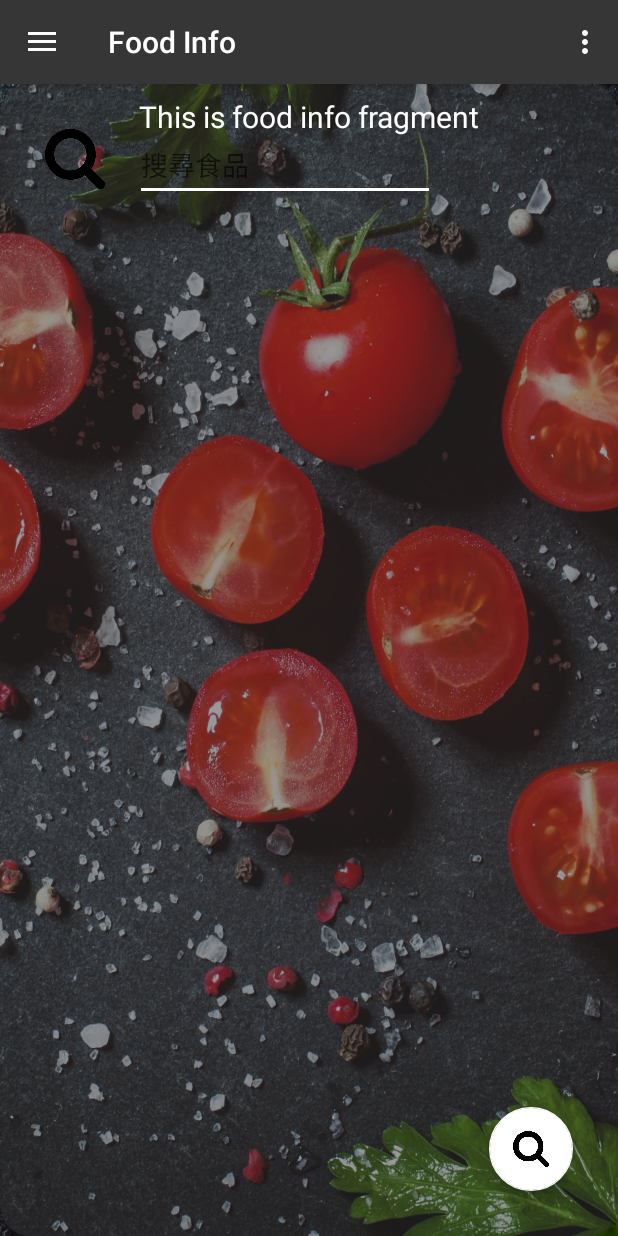
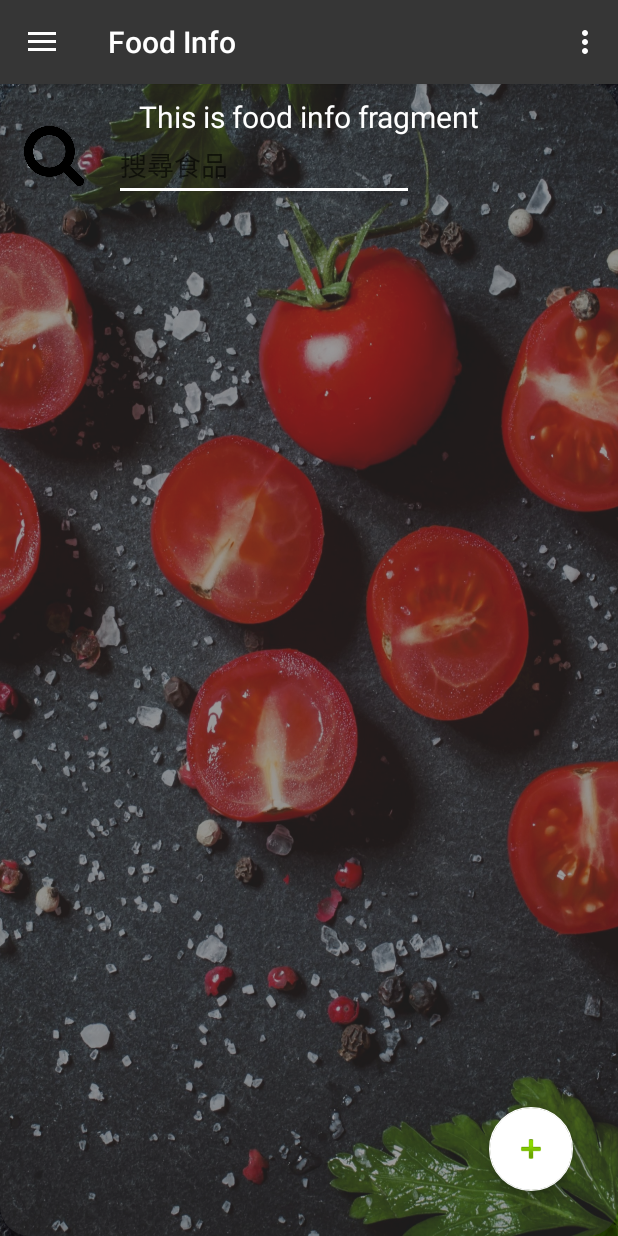
Before and after one commit to 106360130/FinalProject, an Android app: the screen it shows after launch (MainActivity), in the side drawer, after a tap on "Food Info", on a phone screen of 412 x 824 dp. Run offline under Robolectric (Android 15) with nearby library versions, the phone set to English and light mode, and no system bars; our stand-ins replace navigation-ui.

Commit message:
foodinfo可以按了，但裡面的+沒反應，還要處理

```diff
--- /dev/null
+++ b/app/src/main/java/com/example/foodemerge/ui/SQL/MyDBHelper.java
@@ -0,0 +1,26 @@
+package com.example.foodemerge.ui.SQL;
+
+import android.content.Context;
+import android.database.sqlite.SQLiteDatabase;
+import android.database.sqlite.SQLiteOpenHelper;
+
+
+public class MyDBHelper extends SQLiteOpenHelper{
+    public static final String name = "mdatabase.db";
+    public static final int version = 1;
+
+    public MyDBHelper(Context context){
+        super(context,name,null,version);
+    }
+
+    @Override
+    public void onCreate(SQLiteDatabase db){
+        db.execSQL("CREATE TABLE myTable(foodData PRIMARY KEY, caloriesAmount NO NULL , proteinAmount NO NULL, fatAmount NO NULL)");
+    }
+
+    @Override
+    public void onUpgrade(SQLiteDatabase db, int oldVersion, int newVersion){
+        db.execSQL("DROP TABLE IF EXISTS myTable");
+        onCreate(db);
+    }
+}
--- a/app/src/main/java/com/example/foodemerge/ui/food_info/FoodInfoFragment.java
+++ b/app/src/main/java/com/example/foodemerge/ui/food_info/FoodInfoFragment.java
@@ -1,9 +1,13 @@
 package com.example.foodemerge.ui.food_info;
 
+import android.content.Context;
+import android.database.sqlite.SQLiteDatabase;
 import android.os.Bundle;
 import android.view.LayoutInflater;
 import android.view.View;
 import android.view.ViewGroup;
+import android.widget.ArrayAdapter;
+import android.widget.ListView;
 import android.widget.TextView;
 
 import androidx.annotation.Nullable;
@@ -11,25 +15,103 @@ import androidx.annotation.NonNull;
 import androidx.fragment.app.Fragment;
 import androidx.lifecycle.Observer;
 import androidx.lifecycle.ViewModelProviders;
+import com.example.foodemerge.R;
+import java.util.ArrayList;
+import android.database.Cursor;
+import com.example.foodemerge.ui.SQL.MyDBHelper;
+import com.google.android.material.floatingactionbutton.FloatingActionButton;
 
-import com.example.foodemerge.R;
+import android.widget.Toast;
+import android.content.Intent;
 
 public class FoodInfoFragment extends Fragment {
 
     private FoodInfoViewModel foodInfoViewModel;
+    private FloatingActionButton add;
+    private TextView text_food_info;
+    private ListView search_list;
+    private ArrayAdapter<String> adapter;
+    private ArrayList<String> items = new ArrayList<>();
+
+    public SQLiteDatabase dbrw;
+
+    private Context context;
 
     public View onCreateView(@NonNull LayoutInflater inflater,
                              ViewGroup container, Bundle savedInstanceState) {
+        super.onCreate(savedInstanceState);
         foodInfoViewModel =
                 ViewModelProviders.of(this).get(FoodInfoViewModel.class);
         View root = inflater.inflate(R.layout.fragment_food_info, container, false);
-        final TextView textView = root.findViewById(R.id.text_food_info);
+        text_food_info = root.findViewById(R.id.text_food_info);
         foodInfoViewModel.getText().observe(this, new Observer<String>() {
             @Override
             public void onChanged(@Nullable String s) {
-                textView.setText(s);
+                text_food_info.setText(s);
             }
         });
+
+        add = root.findViewById(R.id.add);
+        search_list = root.findViewById(R.id.search_list);
+
+        adapter = new ArrayAdapter<>(getActivity(), android.R.layout.simple_list_item_1, items);
+        search_list.setAdapter(adapter);
+
+        dbrw = new MyDBHelper(getActivity()).getWritableDatabase();
+
+        text_food_info.setOnClickListener(new View.OnClickListener() {
+            @Override
+            public void onClick(View v) {
+                Cursor c;
+                if(text_food_info.length()<1)
+                    c = dbrw.rawQuery("SELECT * FROM myTable", null);
+                else
+                    c = dbrw.rawQuery("SELECT * FROM  myTable WHERE book LIKE '"+text_food_info.getText().toString()+"'",null);
+
+                c.moveToFirst();
+                items.clear();
+                Toast.makeText(context,"共有" + c.getCount() + "筆資料", Toast.LENGTH_SHORT).show();
+
+                for (int i = 0; i<c.getCount();i++){
+
+                    items.add("食物:"+ c.getString(0)
+                            +"\t\t\t\tCalories:"+ c.getString(1)
+                            +"proteinAmount:"+c.getString(2)
+                            +"fatAmount"+c.getString(3));
+                    c.moveToNext();
+                }//取資料
+
+                adapter.notifyDataSetChanged();
+
+                c.close();
+
+            }//查詢資料庫
+        });
+
+        add.setOnClickListener(new View.OnClickListener() {
+            @Override
+            public void onClick(View v) {
+                //新增資料庫,切換到Food_data_toast.layout
+            }
+        });
+
         return root;
     }
+
+    @Override
+    public void onActivityResult(int requestCode, int resultCode, @Nullable Intent data) {
+        super.onActivityResult(requestCode, resultCode, data);
+        if (data == null) return;
+        if (requestCode == 1) {
+            if (requestCode == 101) {
+                Bundle b = data.getExtras();
+                String foodData = b.getString("food");
+                String caloriesAmount = b.getString("calories");
+                String proteinAmount = b.getString("protein");
+                String fatAmount = b.getString("fat");
+//跳到純顯示的畫面
+            }
+        }
+
+    }
 }
--- a/app/src/main/res/layout/fragment_food_info.xml
+++ b/app/src/main/res/layout/fragment_food_info.xml
@@ -30,16 +30,17 @@
         app:layout_constraintStart_toStartOf="parent"
         app:layout_constraintTop_toTopOf="parent" />
 
+
     <ImageView
         android:id="@+id/search_image"
-        android:src = "@drawable/serch_white"
-        android:layout_marginTop="30dp"
-        android:layout_marginStart="30dp"
         android:layout_width="40dp"
         android:layout_height="40dp"
-        app:layout_constraintTop_toTopOf="parent"
-        app:layout_constraintLeft_toLeftOf="parent"/>
-
+        android:layout_marginLeft="16dp"
+        android:layout_marginTop="28dp"
+        android:foregroundTint="#FFFEFE"
+        android:src="@drawable/serch_white"
+        app:layout_constraintLeft_toLeftOf="parent"
+        app:layout_constraintTop_toTopOf="parent" />
 
     <EditText
         android:id="@+id/serch_food"
@@ -51,10 +52,11 @@
         android:layout_marginTop="30dp"
         android:layout_marginStart="20dp"
         app:layout_constraintLeft_toRightOf="@id/search_image"
-        app:layout_constraintTop_toTopOf="parent"/>
+        app:layout_constraintTop_toTopOf="parent"
+        />
 
     <ListView
-        android:id="@+id/serch_list"
+        android:id="@+id/search_list"
         android:layout_width="wrap_content"
         android:layout_height="549dp"
         android:layout_marginTop="2dp"
@@ -70,10 +72,9 @@
         android:layout_height="wrap_content"
         android:layout_gravity="bottom|end"
         android:layout_margin="30dp"
-        app:srcCompat="@drawable/serch_white"
         app:layout_constraintBottom_toBottomOf="parent"
         app:layout_constraintRight_toRightOf="parent"
-        />
+        app:srcCompat="@android:drawable/ic_input_add" />
     <!--"layout_margin"就是個邊緣相距離多少-->
     <!--"srcCompat"要再去改變成白色的-->
 
```
Also changed, not shown: app/src/main/java/com/example/foodemerge/ui/SQL/MainActivity.java (added, +133 -0 lines), app/src/main/res/layout/food_data_toast_show.xml (added, +33 -0 lines).
